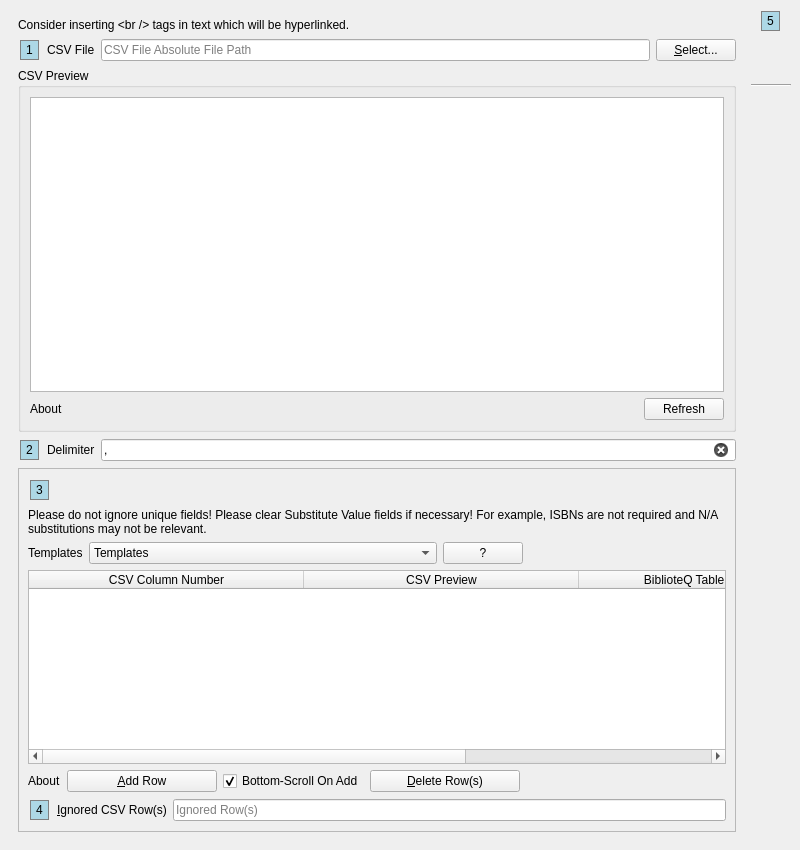
Qt form UI/biblioteq_import.ui (textbrowser/biblioteq) before a commit.
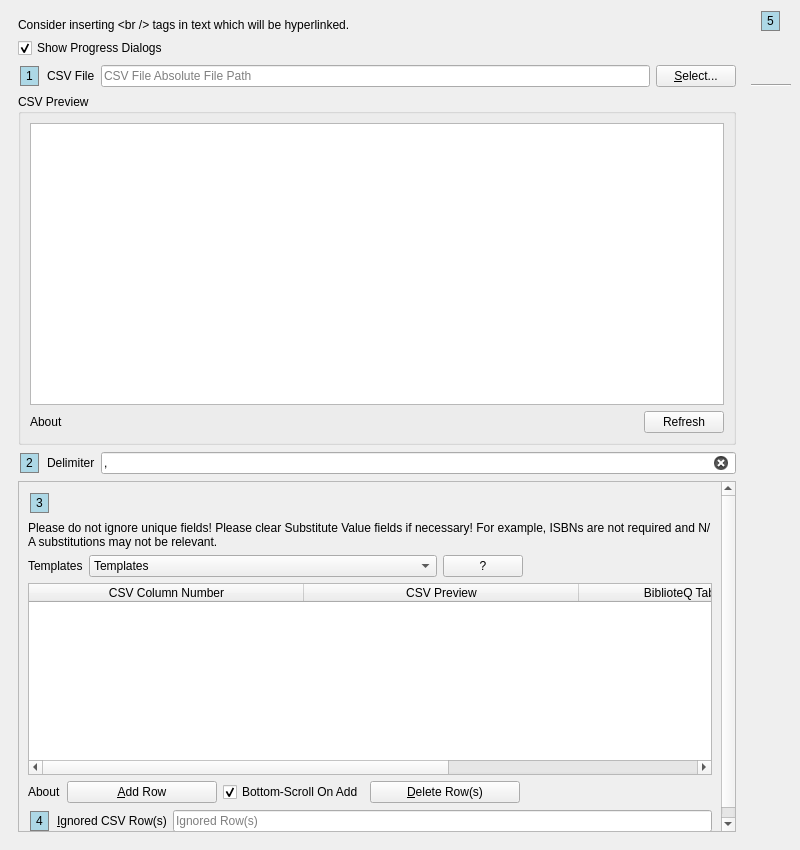
The same form after that commit. Icons and pictures are not drawn.

The edit to the form file:
```diff
--- a/UI/biblioteq_import.ui
+++ b/UI/biblioteq_import.ui
@@ -32,6 +32,19 @@
          </property>
         </widget>
        </item>
+       <item>
+        <widget class="QCheckBox" name="show_progress_dialogs">
+         <property name="toolTip">
+          <string>Saved in the INI file. An import of a large file may not be gently canceled.</string>
+         </property>
+         <property name="text">
+          <string>Show Progress Dialogs</string>
+         </property>
+         <property name="checked">
+          <bool>true</bool>
+         </property>
+        </widget>
+       </item>
        <item>
         <layout class="QHBoxLayout" name="horizontalLayout_2">
          <item>
@@ -209,8 +222,8 @@
            <rect>
             <x>0</x>
             <y>0</y>
-            <width>699</width>
-            <height>426</height>
+            <width>714</width>
+            <height>395</height>
            </rect>
           </property>
           <layout class="QVBoxLayout" name="verticalLayout_2">
```
Left out of the diff: 1 changed line with no effect on the pictures.
